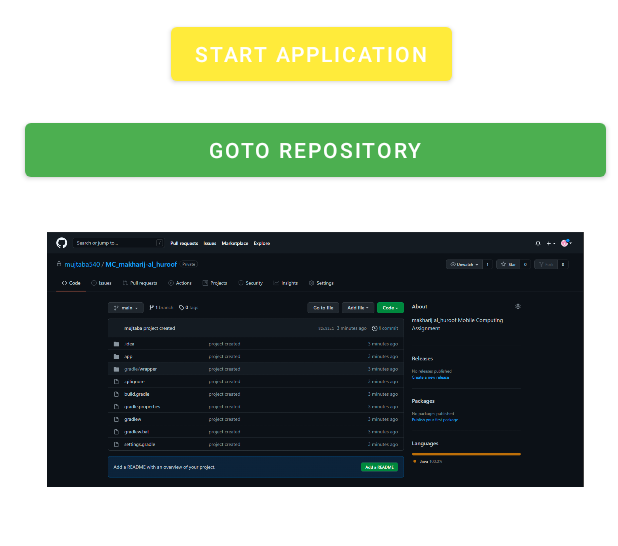
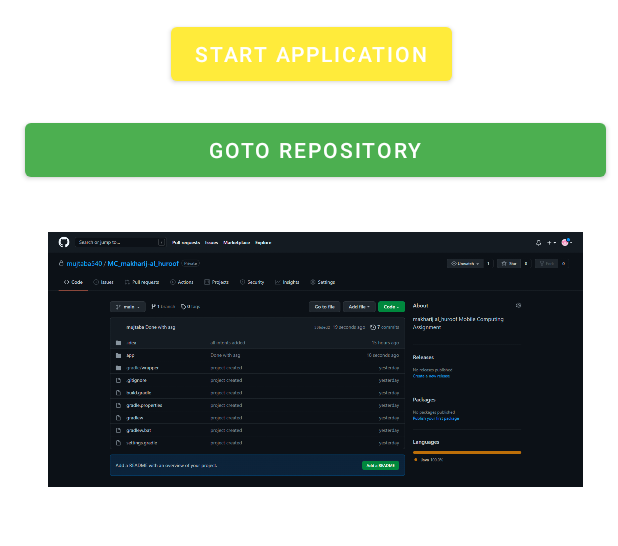
Before and after one commit to mujtaba540/MC_makharij-al_huroof, an Android app: the screen it shows after launch (MainActivity), on a phone screen of 412 x 824 dp, the part 278-824 px from its top. Run offline under Robolectric (Android 15) with nearby library versions, the phone set to English and light mode, and no system bars.

Commit message:
DOen with final touches

```diff
--- a/app/src/main/res/layout-land/activity_main.xml
+++ b/app/src/main/res/layout-land/activity_main.xml
@@ -110,7 +110,7 @@
             android:id="@+id/imageView"
             android:layout_width="0dp"
             android:layout_height="170dp"
-            android:src="@drawable/repo"
+            android:src="@drawable/repo1"
             app:layout_constraintBottom_toTopOf="@+id/guidelineBottom"
             app:layout_constraintEnd_toStartOf="@+id/guidelineRight"
             app:layout_constraintHorizontal_bias="0.0"
--- a/app/src/main/res/layout/activity_main.xml
+++ b/app/src/main/res/layout/activity_main.xml
@@ -116,7 +116,7 @@
             app:layout_constraintHorizontal_bias="0.0"
             app:layout_constraintStart_toStartOf="@+id/guidelineLeft"
             app:layout_constraintTop_toBottomOf="@+id/quiz"
-            android:src="@drawable/repo" />
+            android:src="@drawable/repo1" />
 
         <Button
             android:id="@+id/learn"
```
Also changed, not shown: app/src/main/res/drawable/repo1.png (added).
